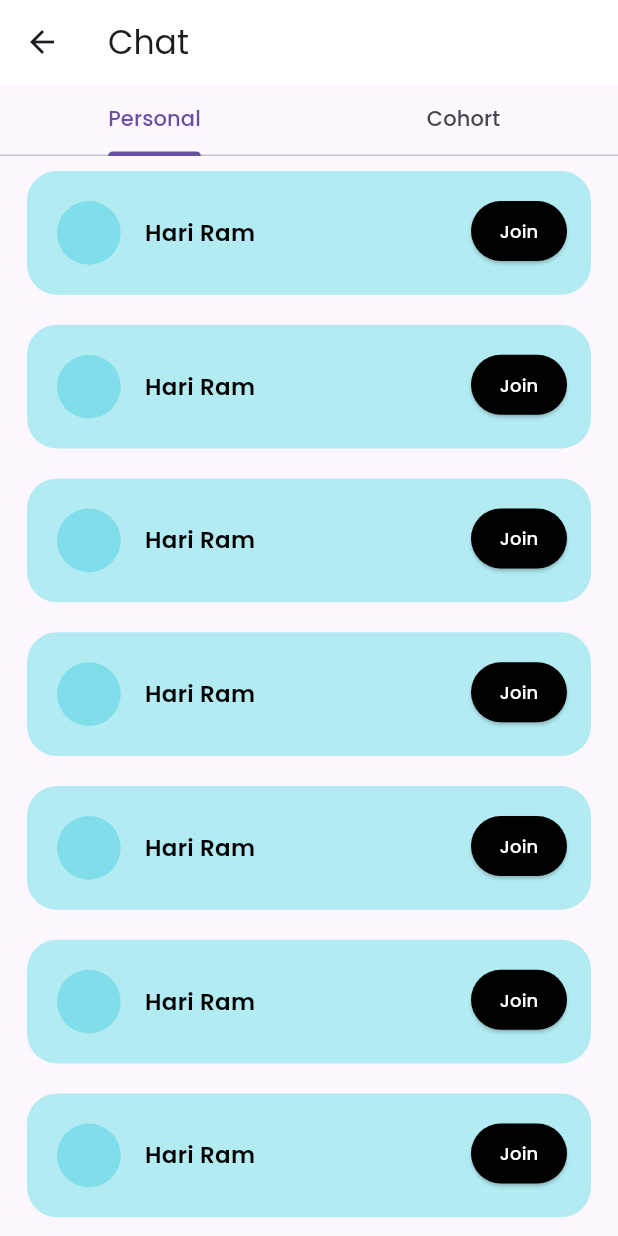
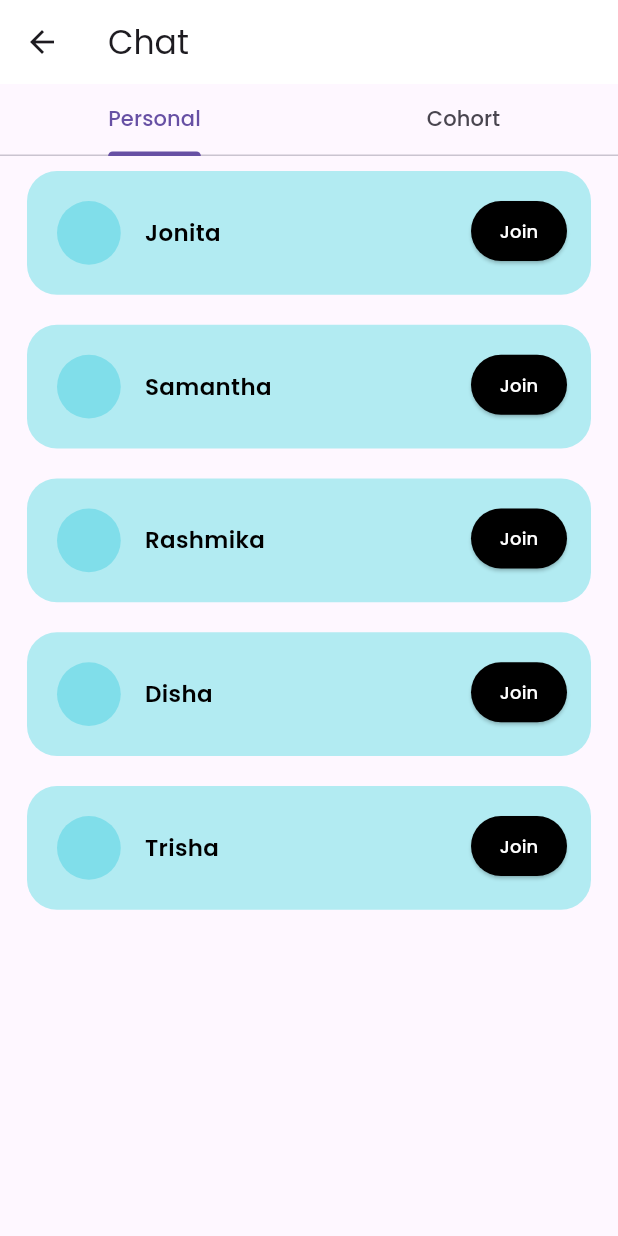
Before and after one commit to Adithya-Sakaray/dev_house, a Flutter app: the MessageScreen screen opened directly, on a phone screen of 412 x 824 dp. Run offline on Flutter 3.47's test engine with Material 3 defaults, Android fonts, the phone set to English and light mode, and no system bars; our stand-ins replace get, image_picker, share, shared_preferences, video_player and 1 more; missing offline and left inert: dart:ffi, dart:html; accounts and stored records are empty; network calls fail.

Commit message:
final (3)

```diff
--- a/lib/screens/message_screen.dart
+++ b/lib/screens/message_screen.dart
@@ -32,48 +32,131 @@ class _MessageScreenState extends State<MessageScreen> {
             Expanded(
               child: TabBarView(
                 children: [
-                  SizedBox(
-                    height: MediaQuery.of(context).size.height,
-                    child: ListView.builder(
-                      itemCount: 15,
-                      itemBuilder: (context, index) {
-                        return GestureDetector(
+                  Column(
+                    children: [
+                      GestureDetector(
                         onTap: () {
                           Navigator.push(
                               context,
                               MaterialPageRoute(
-                                    builder: (context) => WebView(
-                                          appBarTitle: pc,
+                                  builder: (context) => const WebView(
+                                        appBarTitle: "Jonita",
                                       )));
                         },
-                          child: MessageTile(
-                            title: pc,
-                          ),
-                        );
-                      },
+                        child: const MessageTile(
+                          title: "Jonita",
                         ),
                       ),
-                  SizedBox(
-                    height: MediaQuery.of(context).size.height,
-                    child: ListView.builder(
-                      itemCount: 15,
-                      itemBuilder: (context, index) {
-                        return GestureDetector(
+                      GestureDetector(
                         onTap: () {
                           Navigator.push(
                               context,
                               MaterialPageRoute(
-                                    builder: (context) => WebView(
-                                          appBarTitle: cohort,
+                                  builder: (context) => const WebView(
+                                        appBarTitle: "Samantha",
                                       )));
                         },
-                          child: MessageTile(
-                            title: cohort,
-                          ),
-                        );
-                      },
+                        child: const MessageTile(
+                          title: "Samantha",
                         ),
                       ),
+                      GestureDetector(
+                        onTap: () {
+                          Navigator.push(
+                              context,
+                              MaterialPageRoute(
+                                  builder: (context) => const WebView(
+                                        appBarTitle: "Rashmika",
+                                      )));
+                        },
+                        child: const MessageTile(
+                          title: "Rashmika",
+                        ),
+                      ),
+                      GestureDetector(
+                        onTap: () {
+                          Navigator.push(
+                              context,
+                              MaterialPageRoute(
+                                  builder: (context) => const WebView(
+                                        appBarTitle: "Disha",
+                                      )));
+                        },
+                        child: const MessageTile(
+                          title: "Disha",
+                        ),
+                      ),
+                      GestureDetector(
+                        onTap: () {
+                          Navigator.push(
+                              context,
+                              MaterialPageRoute(
+                                  builder: (context) => const WebView(
+                                        appBarTitle: "Trisha",
+                                      )));
+                        },
+                        child: const MessageTile(
+                          title: "Trisha",
+                        ),
+                      ),
+                    ],
+                  ),
+                  Column(
+                    children: [
+                      GestureDetector(
+                        onTap: () {
+                          Navigator.push(
+                              context,
+                              MaterialPageRoute(
+                                  builder: (context) => const WebView(
+                                        appBarTitle: "Electrical",
+                                      )));
+                        },
+                        child: const MessageTile(
+                          title: "Electrical",
+                        ),
+                      ),
+                      GestureDetector(
+                        onTap: () {
+                          Navigator.push(
+                              context,
+                              MaterialPageRoute(
+                                  builder: (context) => const WebView(
+                                        appBarTitle: "Blockchain Cohort",
+                                      )));
+                        },
+                        child: const MessageTile(
+                          title: "Blockchain Cohort",
+                        ),
+                      ),
+                      GestureDetector(
+                        onTap: () {
+                          Navigator.push(
+                              context,
+                              MaterialPageRoute(
+                                  builder: (context) => const WebView(
+                                        appBarTitle: "Flutter",
+                                      )));
+                        },
+                        child: const MessageTile(
+                          title: "Flutter",
+                        ),
+                      ),
+                      GestureDetector(
+                        onTap: () {
+                          Navigator.push(
+                              context,
+                              MaterialPageRoute(
+                                  builder: (context) => const WebView(
+                                        appBarTitle: "Web Cohort",
+                                      )));
+                        },
+                        child: const MessageTile(
+                          title: "Web Cohort",
+                        ),
+                      ),
+                    ],
+                  )
                 ],
               ),
             ),
```
Also changed, not shown: lib/screens/profile_screen.dart (+7 -5 lines). Lines whose indentation alone changed are shown as unchanged.
